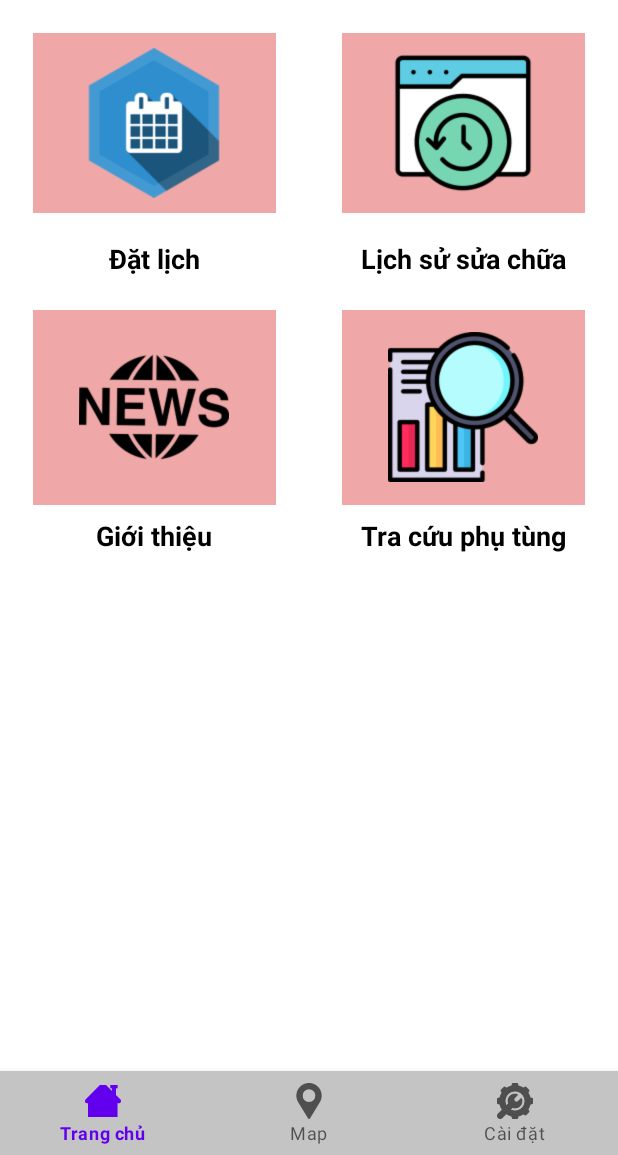
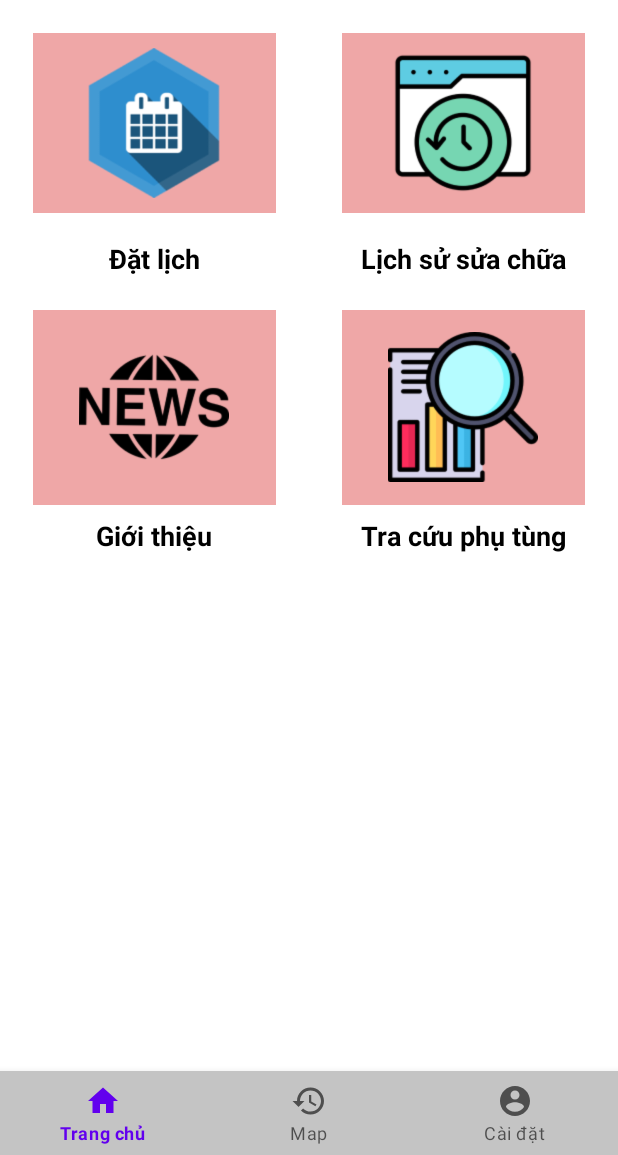
Before and after one commit to HuuThang98tn/MOB104-APP-CAR, an Android app: the screen it shows after launch once a user with an empty profile is signed in (HomeScreen), on a phone screen of 412 x 824 dp, the part 81-1236 px from its top. Run offline under Robolectric (Android 15) with nearby library versions, the phone set to English and light mode, and no system bars; our stand-ins replace Firebase (no records; nobody signed in at launch, a user with empty details on screens opened directly).

Commit message:
Them thu vien va sua loi

```diff
--- a/app/build.gradle
+++ b/app/build.gradle
@@ -34,6 +34,8 @@ dependencies {
     implementation 'com.google.android.material:material:1.5.0'
     implementation 'androidx.constraintlayout:constraintlayout:2.1.3'
     implementation 'com.google.firebase:firebase-auth:19.2.0'
+    implementation platform('com.google.firebase:firebase-bom:29.3.0')
+    implementation 'com.google.firebase:firebase-analytics'
     testImplementation 'junit:junit:4.13.2'
     androidTestImplementation 'androidx.test.ext:junit:1.1.3'
     androidTestImplementation 'androidx.test.espresso:espresso-core:3.4.0'
--- a/app/src/main/AndroidManifest.xml
+++ b/app/src/main/AndroidManifest.xml
@@ -1,7 +1,7 @@
 <?xml version="1.0" encoding="utf-8"?>
 <manifest xmlns:android="http://schemas.android.com/apk/res/android"
     package="com.example.myapplicationcar">
-
+    <uses-permission android:name="android.permission.INTERNET"/>
     <application
         android:allowBackup="true"
         android:icon="@mipmap/ic_launcher"
--- a/app/src/main/java/com/example/myapplicationcar/UI/HOME/HomeScreen.java
+++ b/app/src/main/java/com/example/myapplicationcar/UI/HOME/HomeScreen.java
@@ -46,11 +46,11 @@ public class HomeScreen extends AppCompatActivity {
                     case R.id.action_home:
                         Toast.makeText(HomeScreen.this, "Đây là Home", Toast.LENGTH_SHORT).show();
                         return true;
-                    case R.id.action_map:
+                    case R.id.action_history:
                         startActivity(new Intent(HomeScreen.this, MapScreen.class));
                         Toast.makeText(HomeScreen.this, "Đây là Map", Toast.LENGTH_SHORT).show();
                         return true;
-                    case R.id.action_setting:
+                    case R.id.action_account:
                         startActivity(new Intent(HomeScreen.this, SettingScreen.class));
                         Toast.makeText(HomeScreen.this, "Đây là Setting", Toast.LENGTH_SHORT).show();
                         return true;
--- a/app/src/main/java/com/example/myapplicationcar/UI/SCREENACCOUNT/ScreenSigin.java
+++ b/app/src/main/java/com/example/myapplicationcar/UI/SCREENACCOUNT/ScreenSigin.java
@@ -6,6 +6,7 @@ import androidx.appcompat.app.AppCompatActivity;
 import android.content.Intent;
 import android.os.Bundle;
 import android.text.TextUtils;
+import android.util.Log;
 import android.view.View;
 import android.widget.Button;
 import android.widget.EditText;
@@ -61,6 +62,8 @@ public class ScreenSigin extends AppCompatActivity {
             Toast.makeText(this, "Bạn cần nhập đầy đủ thông tin!", Toast.LENGTH_SHORT).show();
         } else if (!isValidEmail(user)) {
             Toast.makeText(this, "Sai định dạng email!", Toast.LENGTH_SHORT).show();
+        } else if (pass.length() < 6 || rePass.length() < 6) {
+            Toast.makeText(this, "Mật khẩu tối thiểu 6 chữ số!", Toast.LENGTH_SHORT).show();
         } else if (!pass.equals(rePass)) {
             Toast.makeText(this, "Hai mật khẩu không trùng nhau!", Toast.LENGTH_SHORT).show();
         } else {
@@ -68,11 +71,11 @@ public class ScreenSigin extends AppCompatActivity {
                 @Override
                 public void onComplete(@NonNull Task<AuthResult> task) {
                     if (task.isSuccessful()) {
-                        Toast.makeText(getApplicationContext(), "Tạo tài khoản thành công", Toast.LENGTH_SHORT).show();
+                        Toast.makeText(getApplicationContext(), "Tạo tài khoản thành công!", Toast.LENGTH_SHORT).show();
                         startActivity(new Intent(getApplicationContext(), ScreenLogin.class));
                         finish();
                     } else {
-                        Toast.makeText(getApplicationContext(), "Hai mật khẩu không trùng nhau!", Toast.LENGTH_SHORT).show();
+                        Toast.makeText(getApplicationContext(), "Tạo tài khoản thất bại!", Toast.LENGTH_SHORT).show();
                     }
                 }
             });
@@ -80,7 +83,7 @@ public class ScreenSigin extends AppCompatActivity {
 
     }
 
-    public static boolean isValidEmail(String email) {
+    public boolean isValidEmail(String email) {
         if (email != null) {
             Pattern p = Pattern.compile("^[A-Za-z].*?@gmail\\.com$");
             Matcher m = p.matcher(email);
--- /dev/null
+++ b/app/src/main/res/drawable/ic_account_24.xml
@@ -0,0 +1,10 @@
+<vector xmlns:android="http://schemas.android.com/apk/res/android"
+    android:width="24dp"
+    android:height="24dp"
+    android:viewportWidth="24"
+    android:viewportHeight="24"
+    android:tint="?attr/colorControlNormal">
+  <path
+      android:fillColor="@android:color/white"
+      android:pathData="M12,2C6.48,2 2,6.48 2,12s4.48,10 10,10 10,-4.48 10,-10S17.52,2 12,2zM12,5c1.66,0 3,1.34 3,3s-1.34,3 -3,3 -3,-1.34 -3,-3 1.34,-3 3,-3zM12,19.2c-2.5,0 -4.71,-1.28 -6,-3.22 0.03,-1.99 4,-3.08 6,-3.08 1.99,0 5.97,1.09 6,3.08 -1.29,1.94 -3.5,3.22 -6,3.22z"/>
+</vector>
--- /dev/null
+++ b/app/src/main/res/drawable/ic_history_24.xml
@@ -0,0 +1,10 @@
+<vector xmlns:android="http://schemas.android.com/apk/res/android"
+    android:width="24dp"
+    android:height="24dp"
+    android:viewportWidth="24"
+    android:viewportHeight="24"
+    android:tint="?attr/colorControlNormal">
+  <path
+      android:fillColor="@android:color/white"
+      android:pathData="M13,3c-4.97,0 -9,4.03 -9,9L1,12l3.89,3.89 0.07,0.14L9,12L6,12c0,-3.87 3.13,-7 7,-7s7,3.13 7,7 -3.13,7 -7,7c-1.93,0 -3.68,-0.79 -4.94,-2.06l-1.42,1.42C8.27,19.99 10.51,21 13,21c4.97,0 9,-4.03 9,-9s-4.03,-9 -9,-9zM12,8v5l4.28,2.54 0.72,-1.21 -3.5,-2.08L13.5,8L12,8z"/>
+</vector>
--- /dev/null
+++ b/app/src/main/res/drawable/ic_home_24.xml
@@ -0,0 +1,10 @@
+<vector xmlns:android="http://schemas.android.com/apk/res/android"
+    android:width="24dp"
+    android:height="24dp"
+    android:viewportWidth="24"
+    android:viewportHeight="24"
+    android:tint="?attr/colorControlNormal">
+  <path
+      android:fillColor="@android:color/white"
+      android:pathData="M10,20v-6h4v6h5v-8h3L12,3 2,12h3v8z"/>
+</vector>
--- a/app/src/main/res/menu/menu_bottom.xml
+++ b/app/src/main/res/menu/menu_bottom.xml
@@ -2,14 +2,14 @@
 <menu xmlns:android="http://schemas.android.com/apk/res/android">
     <item
         android:id="@+id/action_home"
-        android:icon="@drawable/ic_home"
+        android:icon="@drawable/ic_home_24"
         android:title="@string/action_home" />
     <item
-        android:id="@+id/action_map"
-        android:icon="@drawable/ic_map"
+        android:id="@+id/action_history"
+        android:icon="@drawable/ic_history_24"
         android:title="@string/action_map" />
     <item
-        android:id="@+id/action_setting"
-        android:icon="@drawable/ic_setting"
+        android:id="@+id/action_account"
+        android:icon="@drawable/ic_account_24"
         android:title="@string/action_setting" />
 </menu>
```
